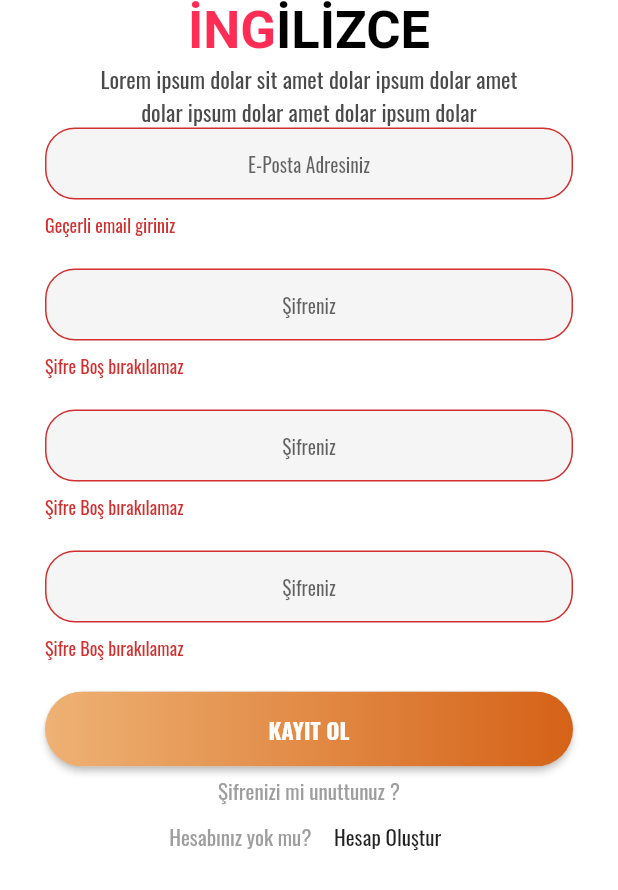
After one commit to AtillaPehlivan/soru-cevap-app, a Flutter app: the SignUp screen opened by its route, after a tap on "KAYIT OL", on a phone screen of 412 x 824 dp. The commit adds this screen. Shown: the top 890 px of the screen. Run offline on Flutter 3.47's test engine with Material 2 defaults, Android fonts, the phone set to English and light mode, and no system bars; our stand-ins replace firebase_auth, firebase_messaging, flutter_mobx, flutter_svg, get_it, hive and 2 more; accounts and stored records are empty; generated files the repository leaves out were written again.

Commit message:
kayıt ol sayfası

```diff
--- a/lib/pages/login/login_view.dart
+++ b/lib/pages/login/login_view.dart
@@ -113,7 +113,9 @@ class LoginView extends LoginViewModel {
                           width: 10,
                         ),
                         InkWell(
-                          onTap: () => {},
+                          onTap: () => {
+                            Navigator.pushNamed(context, "/signup")
+                          },
                           borderRadius: BorderRadius.all(Radius.circular(30)),
                           child: Container(
                             padding: const EdgeInsets.all(5),
--- /dev/null
+++ b/lib/pages/signup/signup.dart
@@ -0,0 +1,9 @@
+import 'package:flutter/material.dart';
+
+import 'signup_view.dart';
+
+
+class SignUp extends StatefulWidget {
+  @override
+  SignUpView createState() => new SignUpView();
+}
--- /dev/null
+++ b/lib/pages/signup/signup_view.dart
@@ -0,0 +1,150 @@
+import 'package:flutter/cupertino.dart';
+import 'package:flutter/material.dart';
+import 'package:flutter/painting.dart';
+import 'package:sorucevap/constants/helper.dart';
+import 'package:sorucevap/constants/widgets.dart';
+
+import 'signup_view_model.dart';
+
+class SignUpView extends SignUpViewModel {
+  @override
+  Widget build(BuildContext context) {
+    return Scaffold(
+        backgroundColor: Theme.of(context).backgroundColor,
+        body: SingleChildScrollView(
+          scrollDirection: Axis.vertical,
+          child: Column(
+            children: <Widget>[
+              appLogo,
+              Padding(
+                padding: const EdgeInsets.only(left: 60, right: 60),
+                child: Text(
+                  "Lorem ipsum dolar sit amet dolar ipsum dolar amet dolar ipsum dolar amet dolar ipsum dolar",
+                  style: TextStyle(color: Color(0xff4A4A4A), fontSize: 15),
+                  textAlign: TextAlign.center,
+                ),
+              ),
+              Form(
+                key: formKey,
+                child: Padding(
+                  padding: const EdgeInsets.only(right: 30, left: 30),
+                  child: Column(
+                    children: <Widget>[
+                      TextFormField(
+                        validator: (value) {
+                          return validateEmail(value) ? null : "Geçerli email giriniz";
+                        },
+                        controller: emailFieldController,
+                        textInputAction: TextInputAction.next,
+                        onFieldSubmitted: (String email) => {FocusScope.of(context).requestFocus(passwordFieldFocusNode)},
+                        style: TextStyle(fontSize: 13),
+                        decoration: customInputDecoration(hintText: "E-Posta Adresiniz"),
+                        textAlign: TextAlign.center,
+                        keyboardType: TextInputType.emailAddress,
+                      ),
+                      SizedBox(height: 20),
+                      TextFormField(
+                        controller: passwordFieldController,
+                        validator: (val) {
+                          return val.isEmpty ? "Şifre Boş bırakılamaz" : null;
+                        },
+                        style: TextStyle(fontSize: 13),
+                        textInputAction: TextInputAction.done,
+                        onFieldSubmitted: (String password) => {login(context)},
+                        focusNode: passwordFieldFocusNode,
+                        decoration: customInputDecoration(hintText: "Şifreniz"),
+                        textAlign: TextAlign.center,
+                        obscureText: true,
+                        keyboardType: TextInputType.visiblePassword,
+                      ),
+                      SizedBox(height: 20),
+                      TextFormField(
+                        controller: passwordFieldController,
+                        validator: (val) {
+                          return val.isEmpty ? "Şifre Boş bırakılamaz" : null;
+                        },
+                        style: TextStyle(fontSize: 13),
+                        textInputAction: TextInputAction.done,
+                        onFieldSubmitted: (String password) => {login(context)},
+                        focusNode: passwordFieldFocusNode,
+                        decoration: customInputDecoration(hintText: "Şifreniz"),
+                        textAlign: TextAlign.center,
+                        obscureText: true,
+                        keyboardType: TextInputType.visiblePassword,
+                      ),
+                      SizedBox(height: 20),
+                      TextFormField(
+                        controller: passwordFieldController,
+                        validator: (val) {
+                          return val.isEmpty ? "Şifre Boş bırakılamaz" : null;
+                        },
+                        style: TextStyle(fontSize: 13),
+                        textInputAction: TextInputAction.done,
+                        onFieldSubmitted: (String password) => {login(context)},
+                        focusNode: passwordFieldFocusNode,
+                        decoration: customInputDecoration(hintText: "Şifreniz"),
+                        textAlign: TextAlign.center,
+                        obscureText: true,
+                        keyboardType: TextInputType.visiblePassword,
+                      ),
+                    ],
+                  ),
+                ),
+              ),
+              SizedBox(height: 20),
+              Container(
+                  height: 50,
+                  margin: const EdgeInsets.only(right: 30, left: 30),
+                  child: SizedBox(
+                    height: 300,
+                    child: RaisedButton(
+                      shape: RoundedRectangleBorder(borderRadius: BorderRadius.all(Radius.circular(30))),
+                      padding: EdgeInsets.all(0),
+                      onPressed: () => {login(context)},
+                      child: Ink(
+                        decoration: raisedButtonDecoration(),
+                        child: Container(
+                            alignment: Alignment.center,
+                            child: Text(
+                              "KAYIT OL",
+                              style: TextStyle(color: Colors.white, fontWeight: FontWeight.w700, fontSize: 15),
+                            )),
+                      ),
+                    ),
+                  )),
+              InkWell(
+                borderRadius: BorderRadius.all(Radius.circular(30)),
+                child: Container(
+                  padding: const EdgeInsets.all(5.0),
+                  child: Text("Şifrenizi mi unuttunuz ?", style: TextStyle(color: Colors.grey)),
+                ),
+                onTap: () => {},
+              ),
+              Row(
+                mainAxisAlignment: MainAxisAlignment.center,
+                children: [
+                  Text(
+                    "Hesabınız yok mu?",
+                    style: TextStyle(color: Colors.grey),
+                  ),
+                  SizedBox(
+                    width: 10,
+                  ),
+                  InkWell(
+                    onTap: () => {},
+                    borderRadius: BorderRadius.all(Radius.circular(30)),
+                    child: Container(
+                      padding: const EdgeInsets.all(5),
+                      child: Text(
+                        "Hesap Oluştur",
+                        style: TextStyle(fontWeight: FontWeight.w400),
+                      ),
+                    ),
+                  )
+                ],
+              ),
+            ],
+          ),
+        ));
+  }
+}
--- /dev/null
+++ b/lib/pages/signup/signup_view_model.dart
@@ -0,0 +1,52 @@
+import 'package:flutter/material.dart';
+import 'package:get_it/get_it.dart';
+import 'package:progress_dialog/progress_dialog.dart';
+import 'package:sorucevap/pages/signup/signup.dart';
+import 'package:sorucevap/service/auth/firebase_auth.dart';
+
+abstract class SignUpViewModel extends State<SignUp> {
+  final FocusNode passwordFieldFocusNode = FocusNode();
+
+  ProgressDialog _progressDialog;
+
+  TextEditingController emailFieldController = new TextEditingController();
+  TextEditingController passwordFieldController = new TextEditingController();
+
+  final formKey = GlobalKey<FormState>();
+
+  Auth authService = GetIt.I.get<Auth>();
+
+  @override
+  void initState() {
+    super.initState();
+  }
+
+  void login(BuildContext context) async {
+    if (!formKey.currentState.validate()) return null;
+    _progressDialog = ProgressDialog(context, type: ProgressDialogType.Normal, isDismissible: false);
+    _progressDialog.style(message: "Giriş Yapılıyor...", messageTextStyle: normalDialogTextStyle(), progressWidget: CircularProgressIndicator());
+    _progressDialog.show();
+    bool status =  await authService.signInWithEmailPassword(emailFieldController.text, passwordFieldController.text);
+    if (!status) {
+      _progressDialog.update(
+          message: "Girilen Bilgiler Yanlış.",
+          messageTextStyle: errorDialogTextStyle(),
+          progressWidget: Icon(
+            Icons.error,
+            color: Colors.red,
+          ));
+      await Future.delayed(Duration(milliseconds: 1200));
+    } else {
+      print("login success");
+    }
+    _progressDialog.hide();
+  }
+}
+
+TextStyle errorDialogTextStyle() {
+  return TextStyle(color: Colors.red, fontFamily: "Oswald", fontWeight: FontWeight.w500, fontSize: 15);
+}
+
+TextStyle normalDialogTextStyle() {
+  return TextStyle(color: Colors.black, fontFamily: "Oswald", fontWeight: FontWeight.w500, fontSize: 15);
+}
--- a/lib/routes.dart
+++ b/lib/routes.dart
@@ -1,18 +1,25 @@
 import 'package:flutter/material.dart';
-import 'package:sorucevap/pages/home.dart';
-import 'package:sorucevap/pages/login/login.dart';
-import 'package:sorucevap/pages/tour/tour.dart';
+import 'package:sorucevap/pages/signup/signup.dart';
+
+import 'pages/home.dart';
+import 'pages/login/login.dart';
+import 'pages/profile/profile.dart';
+import 'pages/tour/tour.dart';
 
 class Routes {
   Routes._();
 
   static const String tour = '/tour';
   static const String login = '/login';
+  static const String signup = '/signup';
   static const String home = '/home';
+  static const String profile = '/profile';
 
   static final routes = <String, WidgetBuilder>{
     home: (BuildContext context) => Home(),
     tour: (BuildContext context) => TourPage(),
     login: (BuildContext context) => Login(),
+    signup: (BuildContext context) => SignUp(),
+    profile: (BuildContext context) => Profile(),
   };
 }
```
